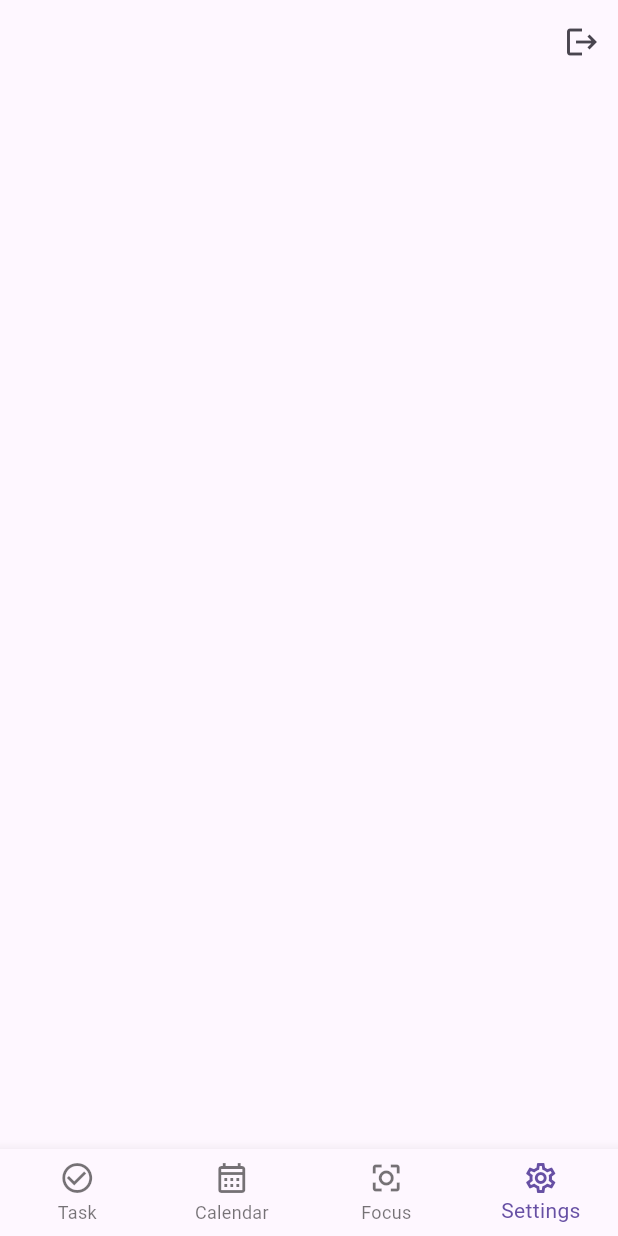
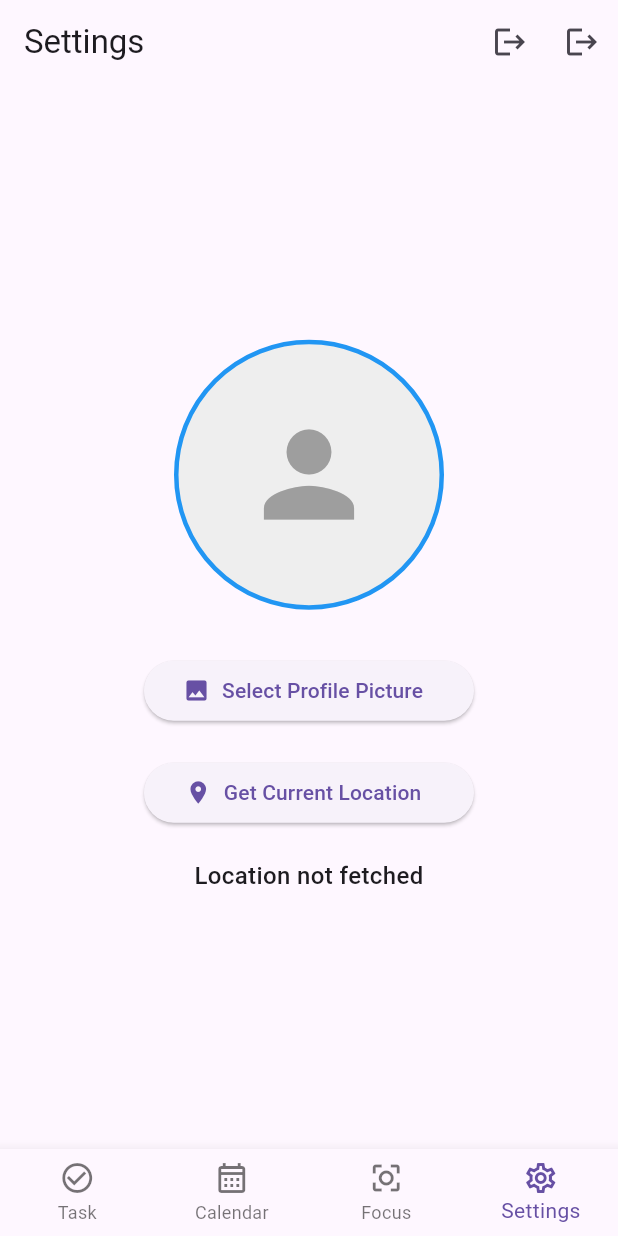
Before and after one commit to panerubibek/bibek-todo, a Flutter app: the screen it shows once a user with an empty profile is signed in, item 4 of the bottom bar chosen, on a phone screen of 412 x 824 dp. Run offline on Flutter 3.47's test engine with Material 3 defaults, Android fonts, the phone set to English and light mode, and no system bars; our stand-ins replace cloud_firestore, firebase_auth, firebase_core, geolocator, image_picker; accounts and stored records are empty.

Commit message:
feat: add image picker and geolocator

```diff
--- a/lib/screens/settings_screen.dart
+++ b/lib/screens/settings_screen.dart
@@ -1,7 +1,11 @@
+import 'dart:io';
+
 import 'package:flutter/material.dart';
+import 'package:image_picker/image_picker.dart';
 import 'package:ncmt_bibek/providers/auth_provider.dart';
 import 'package:ncmt_bibek/screens/login_screen.dart';
 import 'package:provider/provider.dart';
+import 'package:geolocator/geolocator.dart';
 
 class SettingsScreen extends StatefulWidget {
   const SettingsScreen({super.key});
@@ -11,6 +15,12 @@ class SettingsScreen extends StatefulWidget {
 }
 
 class _SettingsScreenState extends State<SettingsScreen> {
+  String _location = "Location not fetched";
+  bool _isLoadingLocation = false;
+
+  final ImagePicker _picker = ImagePicker();
+  File? _selectedImage;
+
   Future<void> _handleLogout() async {
     try {
       await context.read<AuthenticationProvider>().logout();
@@ -31,18 +41,172 @@ class _SettingsScreenState extends State<SettingsScreen> {
     }
   }
 
+  Future<void> _pickImage(ImageSource source) async {
+    Navigator.pop(context); // Close bottom sheet
+
+    final XFile? image = await _picker.pickImage(
+      source: source,
+      imageQuality: 80,
+    );
+
+    if (image == null) return;
+
+    setState(() {
+      _selectedImage = File(image.path);
+    });
+  }
+
+  void _showImageSourceSheet() {
+    showModalBottomSheet(
+      context: context,
+      builder: (_) {
+        return SafeArea(
+          child: Wrap(
+            children: [
+              ListTile(
+                leading: const Icon(Icons.photo_library),
+                title: const Text("Choose from Gallery"),
+                onTap: () => _pickImage(ImageSource.gallery),
+              ),
+              ListTile(
+                leading: const Icon(Icons.camera_alt),
+                title: const Text("Take a Photo"),
+                onTap: () => _pickImage(ImageSource.camera),
+              ),
+            ],
+          ),
+        );
+      },
+    );
+  }
+
+  Future<void> _getCurrentLocation() async {
+    setState(() {
+      _isLoadingLocation = true;
+    });
+
+    bool serviceEnabled;
+    LocationPermission permission;
+
+    // Check if location service is enabled
+    serviceEnabled = await Geolocator.isLocationServiceEnabled();
+
+    if (!serviceEnabled) {
+      setState(() {
+        _isLoadingLocation = false;
+        _location = "Location services are disabled.";
+      });
+      return;
+    }
+
+    // Check current permission
+    permission = await Geolocator.checkPermission();
+
+    // Request permission if denied
+    if (permission == LocationPermission.denied) {
+      permission = await Geolocator.requestPermission();
+
+      if (permission == LocationPermission.denied) {
+        setState(() {
+          _isLoadingLocation = false;
+          _location = "Location permission denied.";
+        });
+        return;
+      }
+    }
+
+    // Permanently denied
+    if (permission == LocationPermission.deniedForever) {
+      setState(() {
+        _isLoadingLocation = false;
+        _location =
+            "Location permission permanently denied.\nEnable it from Settings.";
+      });
+      return;
+    }
+
+    // Get current position
+    Position position = await Geolocator.getCurrentPosition(
+      desiredAccuracy: LocationAccuracy.high,
+    );
+
+    setState(() {
+      _isLoadingLocation = false;
+      _location =
+          "Latitude : ${position.latitude}\nLongitude : ${position.longitude}";
+    });
+  }
+
   @override
   Widget build(BuildContext context) {
     return Scaffold(
       appBar: AppBar(
+        title: const Text("Settings"),
         actions: [
-          IconButton(
-            onPressed: () {
-              _handleLogout();
-            },
-            icon: Icon(Icons.logout),
+          IconButton(onPressed: _handleLogout, icon: const Icon(Icons.logout)),
+          IconButton(onPressed: _handleLogout, icon: const Icon(Icons.logout)),
+        ],
+      ),
+      body: Center(
+        child: Padding(
+          padding: const EdgeInsets.all(20),
+          child: Column(
+            mainAxisAlignment: MainAxisAlignment.center,
+            children: [
+              Container(
+                width: 180,
+                height: 180,
+                decoration: BoxDecoration(
+                  color: Colors.grey.shade200,
+                  shape: BoxShape.circle,
+                  border: Border.all(color: Colors.blue, width: 3),
+                ),
+                child: ClipOval(
+                  child: _selectedImage == null
+                      ? const Icon(Icons.person, size: 90, color: Colors.grey)
+                      : Image.file(_selectedImage!, fit: BoxFit.cover),
+                ),
+              ),
+
+              const SizedBox(height: 30),
+
+              SizedBox(
+                width: 220,
+                child: ElevatedButton.icon(
+                  onPressed: _showImageSourceSheet,
+                  icon: const Icon(Icons.image),
+                  label: const Text("Select Profile Picture"),
+                ),
+              ),
+
+              const SizedBox(height: 20),
+
+              SizedBox(
+                width: 220,
+                child: ElevatedButton.icon(
+                  onPressed: _isLoadingLocation ? null : _getCurrentLocation,
+                  icon: const Icon(Icons.location_on),
+                  label: Text(
+                    _isLoadingLocation
+                        ? "Getting Location..."
+                        : "Get Current Location",
+                  ),
+                ),
+              ),
+
+              const SizedBox(height: 20),
+
+              Text(
+                _location,
+                textAlign: TextAlign.center,
+                style: const TextStyle(
+                  fontSize: 16,
+                  fontWeight: FontWeight.w500,
+                ),
+              ),
+            ],
           ),
-        ],
+        ),
       ),
     );
   }
--- a/pubspec.yaml
+++ b/pubspec.yaml
@@ -38,6 +38,8 @@ dependencies:
   firebase_auth: ^6.5.6
   provider: ^6.1.5+1
   cloud_firestore: ^6.7.1
+  image_picker: ^1.2.3
+  geolocator: ^14.0.3
 
 dev_dependencies:
   flutter_test:
```
Also changed, not shown: pubspec.lock, 6 other files.
